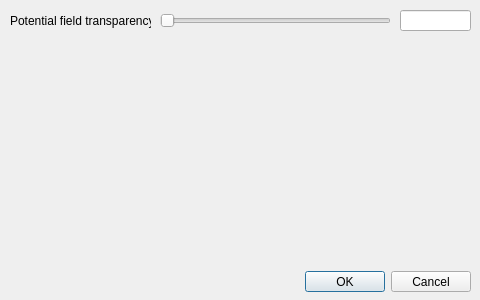
Above: RandomFieldGenerator/UI/volumeglrenderformatdialog.ui from NazariyJaworskiGitHub/physicalenvironmentdesign before the change. Below: the same form after it.
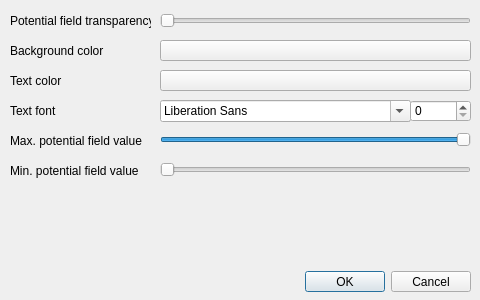
That is the form after the change.

Commit message: Volume render update, blending, context menu UI;

```diff
--- a/RandomFieldGenerator/UI/volumeglrenderformatdialog.ui
+++ b/RandomFieldGenerator/UI/volumeglrenderformatdialog.ui
@@ -50,7 +50,7 @@
     <rect>
      <x>160</x>
      <y>10</y>
-     <width>231</width>
+     <width>311</width>
      <height>21</height>
     </rect>
    </property>
@@ -61,17 +61,159 @@
     <enum>Qt::Horizontal</enum>
    </property>
   </widget>
-  <widget class="QLineEdit" name="PotentialFieldTransparencyLineEdit">
+  <widget class="QLabel" name="BackgroundColorLabel">
    <property name="geometry">
     <rect>
-     <x>400</x>
-     <y>10</y>
-     <width>71</width>
+     <x>10</x>
+     <y>40</y>
+     <width>141</width>
      <height>21</height>
     </rect>
    </property>
-   <property name="readOnly">
-    <bool>true</bool>
+   <property name="text">
+    <string>Background color</string>
+   </property>
+  </widget>
+  <widget class="QPushButton" name="BackgroundColorButton">
+   <property name="geometry">
+    <rect>
+     <x>160</x>
+     <y>40</y>
+     <width>311</width>
+     <height>21</height>
+    </rect>
+   </property>
+   <property name="styleSheet">
+    <string notr="true"/>
+   </property>
+   <property name="text">
+    <string/>
+   </property>
+  </widget>
+  <widget class="QLabel" name="TextColorLabel">
+   <property name="geometry">
+    <rect>
+     <x>10</x>
+     <y>70</y>
+     <width>141</width>
+     <height>21</height>
+    </rect>
+   </property>
+   <property name="text">
+    <string>Text color</string>
+   </property>
+  </widget>
+  <widget class="QPushButton" name="TextColorButton">
+   <property name="geometry">
+    <rect>
+     <x>160</x>
+     <y>70</y>
+     <width>311</width>
+     <height>21</height>
+    </rect>
+   </property>
+   <property name="text">
+    <string/>
+   </property>
+  </widget>
+  <widget class="QLabel" name="TextFontLabel">
+   <property name="geometry">
+    <rect>
+     <x>10</x>
+     <y>101</y>
+     <width>141</width>
+     <height>20</height>
+    </rect>
+   </property>
+   <property name="text">
+    <string>Text font</string>
+   </property>
+  </widget>
+  <widget class="QFontComboBox" name="TextFontComboBox">
+   <property name="geometry">
+    <rect>
+     <x>160</x>
+     <y>100</y>
+     <width>251</width>
+     <height>22</height>
+    </rect>
+   </property>
+  </widget>
+  <widget class="QSpinBox" name="TextFontSizeSpinBox">
+   <property name="geometry">
+    <rect>
+     <x>410</x>
+     <y>100</y>
+     <width>61</width>
+     <height>22</height>
+    </rect>
+   </property>
+  </widget>
+  <widget class="QLabel" name="MaxPotentialFieldValueLabel">
+   <property name="geometry">
+    <rect>
+     <x>10</x>
+     <y>130</y>
+     <width>141</width>
+     <height>21</height>
+    </rect>
+   </property>
+   <property name="text">
+    <string>Max. potential field value </string>
+   </property>
+  </widget>
+  <widget class="QLabel" name="MinPotentialFieldValueLabel">
+   <property name="geometry">
+    <rect>
+     <x>10</x>
+     <y>161</y>
+     <width>141</width>
+     <height>20</height>
+    </rect>
+   </property>
+   <property name="text">
+    <string>Min. potential field value </string>
+   </property>
+  </widget>
+  <widget class="QSlider" name="MaxPotentialFieldValueSlider">
+   <property name="geometry">
+    <rect>
+     <x>160</x>
+     <y>130</y>
+     <width>311</width>
+     <height>19</height>
+    </rect>
+   </property>
+   <property name="minimum">
+    <number>1</number>
+   </property>
+   <property name="maximum">
+    <number>100</number>
+   </property>
+   <property name="value">
+    <number>100</number>
+   </property>
+   <property name="orientation">
+    <enum>Qt::Horizontal</enum>
+   </property>
+  </widget>
+  <widget class="QSlider" name="MinPotentialFieldValueSlider">
+   <property name="geometry">
+    <rect>
+     <x>160</x>
+     <y>160</y>
+     <width>311</width>
+     <height>19</height>
+    </rect>
+   </property>
+   <property name="minimum">
+    <number>0</number>
+   </property>
+   <property name="value">
+    <number>0</number>
+   </property>
+   <property name="orientation">
+    <enum>Qt::Horizontal</enum>
    </property>
   </widget>
  </widget>
```
The commit also changes 5 other files.
